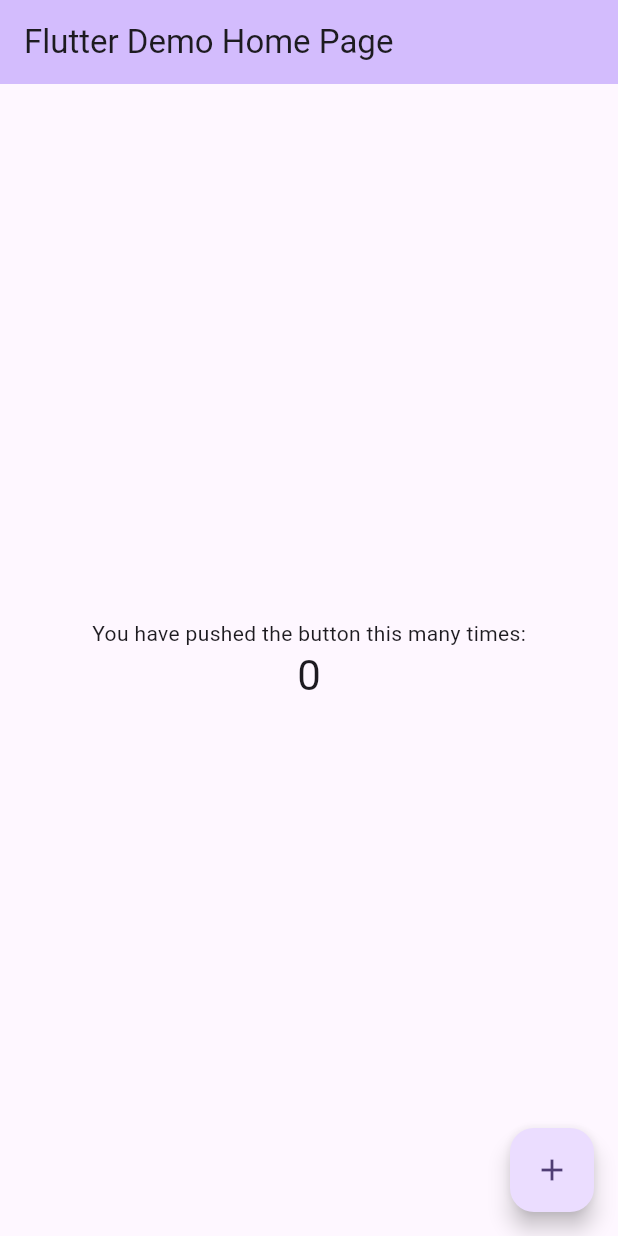
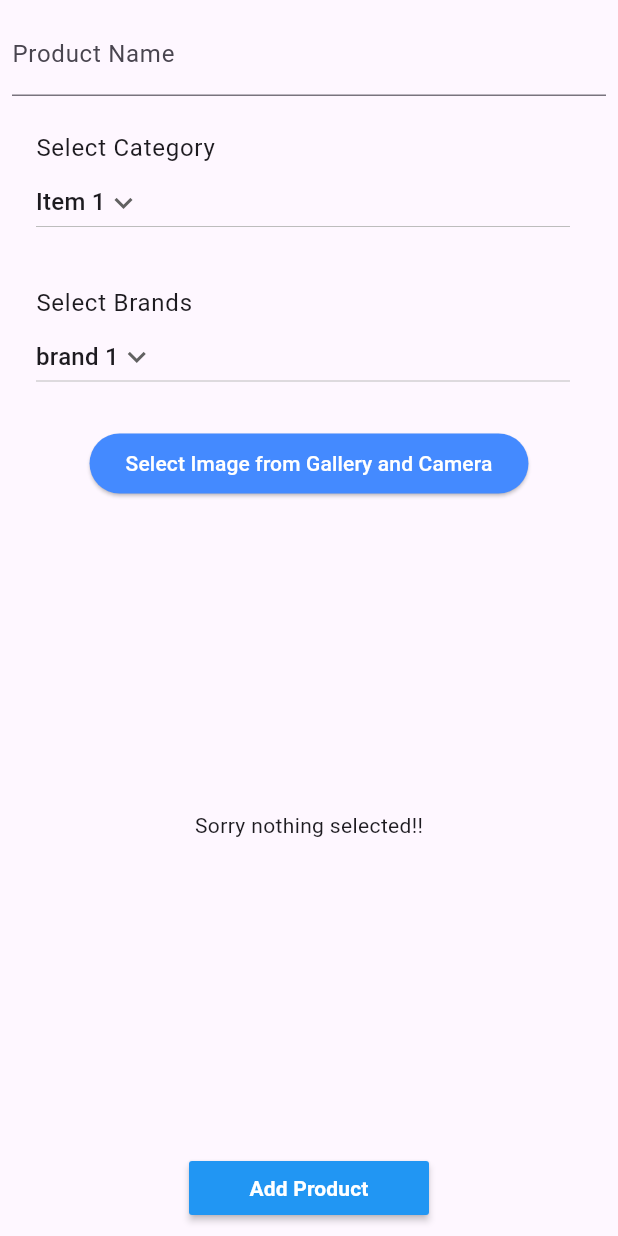
Before and after one commit to Swapnayg/update_product, a Flutter app: the screen it shows after launch, on a phone screen of 412 x 824 dp. Run offline on Flutter 3.47's test engine with Material 3 defaults, Android fonts, the light colour scheme and no system bars; our stand-ins replace image_picker.

Commit message:
ui_update

```diff
--- a/lib/main.dart
+++ b/lib/main.dart
@@ -1,125 +1,200 @@
+import 'dart:io';
+import 'package:flutter/services.dart';
+import 'package:flutter/foundation.dart';
 import 'package:flutter/material.dart';
+import 'package:image_picker/image_picker.dart';
 
 void main() {
-  runApp(const MyApp());
+  SystemChrome.setEnabledSystemUIMode(SystemUiMode.manual, overlays: []);
+  runApp(
+    MyApp(),
+  );
 }
 
 class MyApp extends StatelessWidget {
-  const MyApp({super.key});
-
-  // This widget is the root of your application.
   @override
   Widget build(BuildContext context) {
     return MaterialApp(
-      title: 'Flutter Demo',
+      title: 'Add Product',
       theme: ThemeData(
-        // This is the theme of your application.
-        //
-        // TRY THIS: Try running your application with "flutter run". You'll see
-        // the application has a purple toolbar. Then, without quitting the app,
-        // try changing the seedColor in the colorScheme below to Colors.green
-        // and then invoke "hot reload" (save your changes or press the "hot
-        // reload" button in a Flutter-supported IDE, or press "r" if you used
-        // the command line to start the app).
-        //
-        // Notice that the counter didn't reset back to zero; the application
-        // state is not lost during the reload. To reset the state, use hot
-        // restart instead.
-        //
-        // This works for code too, not just values: Most code changes can be
-        // tested with just a hot reload.
-        colorScheme: ColorScheme.fromSeed(seedColor: Colors.deepPurple),
-        useMaterial3: true,
+        primarySwatch: Colors.blue,
       ),
-      home: const MyHomePage(title: 'Flutter Demo Home Page'),
+      home: MyHomePage(title: 'Add Product'),
     );
   }
 }
 
 class MyHomePage extends StatefulWidget {
-  const MyHomePage({super.key, required this.title});
-
-  // This widget is the home page of your application. It is stateful, meaning
-  // that it has a State object (defined below) that contains fields that affect
-  // how it looks.
-
-  // This class is the configuration for the state. It holds the values (in this
-  // case the title) provided by the parent (in this case the App widget) and
-  // used by the build method of the State. Fields in a Widget subclass are
-  // always marked "final".
+  MyHomePage({Key? key, required this.title}) : super(key: key);
 
   final String title;
 
   @override
-  State<MyHomePage> createState() => _MyHomePageState();
+  _MyHomePageState createState() => _MyHomePageState();
 }
 
+List<File> selectedImages = [];
+final picker = ImagePicker();
+
+String dropdownvalue = 'Item 1';
+
+// List of items in our dropdown menu
+var items = [
+  'Item 1',
+  'Item 2',
+  'Item 3',
+  'Item 4',
+  'Item 5',
+];
+
+String brandValue = 'brand 1';
+
+// List of items in our dropdown menu
+var brands = [
+  'brand 1',
+  'brand 2',
+  'brand 3',
+  'brand 4',
+  'brand 5',
+];
+
 class _MyHomePageState extends State<MyHomePage> {
-  int _counter = 0;
-
-  void _incrementCounter() {
-    setState(() {
-      // This call to setState tells the Flutter framework that something has
-      // changed in this State, which causes it to rerun the build method below
-      // so that the display can reflect the updated values. If we changed
-      // _counter without calling setState(), then the build method would not be
-      // called again, and so nothing would appear to happen.
-      _counter++;
-    });
-  }
-
+  final TextStyle textstyle =
+      TextStyle(color: Colors.white, fontWeight: FontWeight.bold);
+  final InputDecoration decoration = InputDecoration(
+    border: OutlineInputBorder(),
+  );
   @override
   Widget build(BuildContext context) {
-    // This method is rerun every time setState is called, for instance as done
-    // by the _incrementCounter method above.
-    //
-    // The Flutter framework has been optimized to make rerunning build methods
-    // fast, so that you can just rebuild anything that needs updating rather
-    // than having to individually change instances of widgets.
     return Scaffold(
-      appBar: AppBar(
-        // TRY THIS: Try changing the color here to a specific color (to
-        // Colors.amber, perhaps?) and trigger a hot reload to see the AppBar
-        // change color while the other colors stay the same.
-        backgroundColor: Theme.of(context).colorScheme.inversePrimary,
-        // Here we take the value from the MyHomePage object that was created by
-        // the App.build method, and use it to set our appbar title.
-        title: Text(widget.title),
+      body: Center(
+        child: Padding(
+          padding: const EdgeInsets.all(8.0),
+          child: Center(
+            child: Column(
+              mainAxisAlignment: MainAxisAlignment.center,
+              crossAxisAlignment: CrossAxisAlignment.center,
+              children: <Widget>[
+                TextFormField(
+                  decoration: InputDecoration(labelText: 'Product Name'),
                 ),
-      body: Center(
-        // Center is a layout widget. It takes a single child and positions it
-        // in the middle of the parent.
-        child: Column(
-          // Column is also a layout widget. It takes a list of children and
-          // arranges them vertically. By default, it sizes itself to fit its
-          // children horizontally, and tries to be as tall as its parent.
-          //
-          // Column has various properties to control how it sizes itself and
-          // how it positions its children. Here we use mainAxisAlignment to
-          // center the children vertically; the main axis here is the vertical
-          // axis because Columns are vertical (the cross axis would be
-          // horizontal).
-          //
-          // TRY THIS: Invoke "debug painting" (choose the "Toggle Debug Paint"
-          // action in the IDE, or press "p" in the console), to see the
-          // wireframe for each widget.
-          mainAxisAlignment: MainAxisAlignment.center,
-          children: <Widget>[
-            const Text(
-              'You have pushed the button this many times:',
+                SizedBox(
+                  height: 15,
                 ),
-            Text(
-              '$_counter',
-              style: Theme.of(context).textTheme.headlineMedium,
+                ListTile(
+                    title: Text('Select Category'),
+                    subtitle: Container(
+                      width: MediaQuery.of(context).size.width * .71,
+                      child: DropdownButton(
+                          value: dropdownvalue,
+                          icon: const Icon(Icons.keyboard_arrow_down),
+                          items: items.map((String items) {
+                            return DropdownMenuItem(
+                              value: items,
+                              child: Text(items),
+                            );
+                          }).toList(),
+                          onChanged: (String? newValue) {
+                            setState(() {
+                              dropdownvalue = newValue!;
+                            });
+                          }),
+                    )),
+                SizedBox(
+                  height: 15,
+                ),
+                ListTile(
+                    title: Text('Select Brands'),
+                    subtitle: Container(
+                      width: MediaQuery.of(context).size.width * .71,
+                      child: DropdownButton(
+                          value: brandValue,
+                          icon: const Icon(Icons.keyboard_arrow_down),
+                          items: brands.map((String items) {
+                            return DropdownMenuItem(
+                              value: items,
+                              child: Text(items),
+                            );
+                          }).toList(),
+                          onChanged: (String? newValue) {
+                            setState(() {
+                              brandValue = newValue!;
+                            });
+                          }),
+                    )),
+                SizedBox(
+                  height: 15,
+                ),
+                ElevatedButton(
+                  style: ButtonStyle(
+                    backgroundColor:
+                        MaterialStateProperty.all(Colors.blueAccent),
+                    foregroundColor: MaterialStateProperty.all(Colors.white),
+                  ),
+                  child: const Text('Select Image from Gallery and Camera'),
+                  onPressed: () {
+                    getImages();
+                  },
+                ),
+                SizedBox(
+                  height: 15,
+                ),
+                Expanded(
+                  child: SizedBox(
+                    width: 300.0,
+                    child: selectedImages.isEmpty
+                        ? const Center(child: Text('Sorry nothing selected!!'))
+                        : GridView.builder(
+                            itemCount: selectedImages.length,
+                            gridDelegate:
+                                const SliverGridDelegateWithFixedCrossAxisCount(
+                                    crossAxisCount: 3),
+                            itemBuilder: (BuildContext context, int index) {
+                              return Center(
+                                  child: kIsWeb
+                                      ? Image.network(
+                                          selectedImages[index].path)
+                                      : Image.file(selectedImages[index]));
+                            },
+                          ),
+                  ),
+                ),
+                SizedBox(
+                  height: 15,
+                ),
+                MaterialButton(
+                  color: Colors.blue,
+                  minWidth: 160,
+                  onPressed: () {},
+                  child: Text(
+                    'Add Product',
+                    style: textstyle,
+                  ),
                 ),
               ],
             ),
           ),
-      floatingActionButton: FloatingActionButton(
-        onPressed: _incrementCounter,
-        tooltip: 'Increment',
-        child: const Icon(Icons.add),
-      ), // This trailing comma makes auto-formatting nicer for build methods.
+        ),
+      ),
+    );
+  }
+
+  Future getImages() async {
+    final pickedFile = await picker.pickMultiImage(
+        imageQuality: 100, maxHeight: 1000, maxWidth: 1000);
+    List<XFile> xfilePick = pickedFile;
+
+    setState(
+      () {
+        if (xfilePick.isNotEmpty) {
+          for (var i = 0; i < xfilePick.length; i++) {
+            selectedImages.add(File(xfilePick[i].path));
+          }
+        } else {
+          ScaffoldMessenger.of(context).showSnackBar(
+              const SnackBar(content: Text('Nothing is selected')));
+        }
+      },
     );
   }
 }
--- a/pubspec.yaml
+++ b/pubspec.yaml
@@ -34,6 +34,9 @@ dependencies:
   # The following adds the Cupertino Icons font to your application.
   # Use with the CupertinoIcons class for iOS style icons.
   cupertino_icons: ^1.0.8
+  image_picker: any
+  provider: any
+
 
 dev_dependencies:
   flutter_test:
```
Also changed, not shown: lib/main2.dart (added, +110 -0 lines), pubspec.lock, 6 other files. Lines whose indentation alone changed are shown as unchanged.
